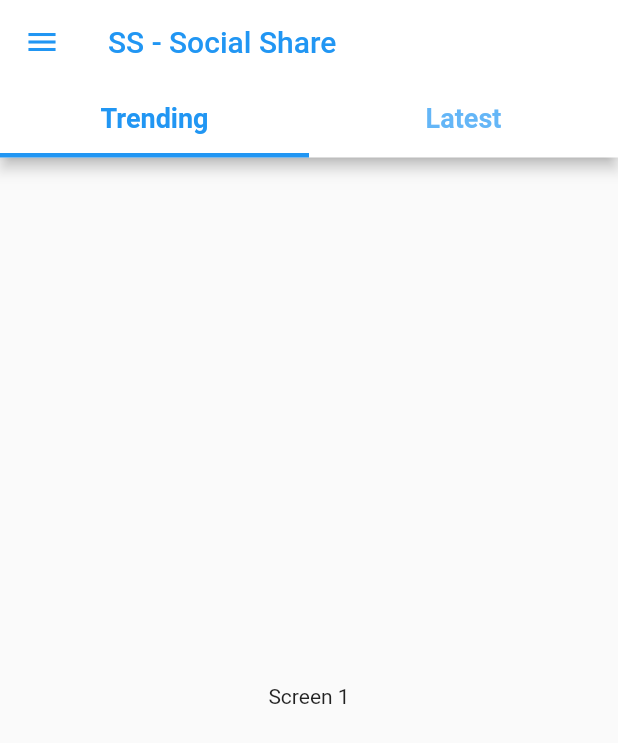
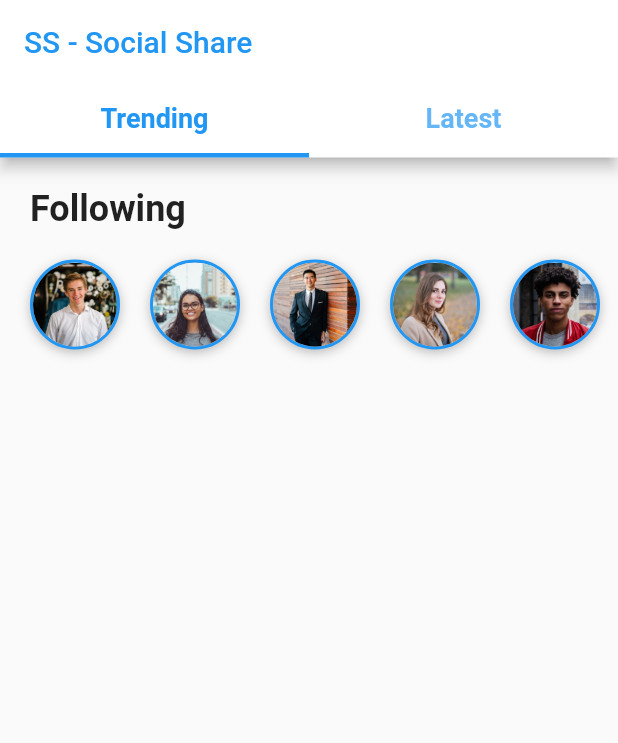
Before and after one commit to jecode93/social_media_app, a Flutter app: the Home screen opened directly, on a phone screen of 412 x 824 dp. Shown: the top 743 px of the screen. Run offline on Flutter 3.47's test engine with Material 2 defaults, Android fonts, the phone set to English and light mode, and no system bars.

Commit message:
Following Users ListView

```diff
--- /dev/null
+++ b/lib/screens/following_users.dart
@@ -0,0 +1,68 @@
+import 'package:flutter/material.dart';
+import 'package:social_media_app/data/data.dart';
+import 'package:social_media_app/models/user_model.dart';
+
+class FollowingUsers extends StatelessWidget {
+  const FollowingUsers({Key? key}) : super(key: key);
+
+  @override
+  Widget build(BuildContext context) {
+    double profileHw = 60.0;
+
+    return Column(
+      crossAxisAlignment: CrossAxisAlignment.start,
+      children: [
+        Padding(
+          padding: const EdgeInsets.fromLTRB(20.0, 20.0, 20.0, 10.0),
+          child: Text(
+            'Following',
+            style: TextStyle(
+              fontSize: 24.0,
+              fontWeight: FontWeight.bold,
+            ),
+          ),
+        ),
+        Container(
+          height: 80.0,
+          child: ListView.builder(
+              padding: EdgeInsets.only(
+                left: 10.0,
+              ),
+              scrollDirection: Axis.horizontal,
+              itemCount: users.length,
+              itemBuilder: (context, index) {
+                User user = users[index];
+                return GestureDetector(
+                  onTap: () {},
+                  child: Container(
+                    margin: EdgeInsets.all(10.0),
+                    height: profileHw,
+                    width: profileHw,
+                    decoration: BoxDecoration(
+                      boxShadow: [
+                        BoxShadow(
+                          color: Colors.black26,
+                          offset: Offset(0, 2),
+                          blurRadius: 6.0,
+                        )
+                      ],
+                      shape: BoxShape.circle,
+                      border: Border.all(
+                          width: 2.0, color: Theme.of(context).primaryColor),
+                    ),
+                    child: ClipOval(
+                      child: Image(
+                        height: profileHw,
+                        width: profileHw,
+                        fit: BoxFit.cover,
+                        image: AssetImage(user.profileImageUrl.toString()),
+                      ),
+                    ),
+                  ),
+                );
+              }),
+        ),
+      ],
+    );
+  }
+}
--- a/lib/screens/home.dart
+++ b/lib/screens/home.dart
@@ -1,4 +1,5 @@
 import 'package:flutter/material.dart';
+import 'package:social_media_app/screens/following_users.dart';
 
 class Home extends StatefulWidget {
   Home({Key? key, required this.title}) : super(key: key);
@@ -39,15 +40,9 @@ class _HomeState extends State<Home> {
           ),
           backgroundColor: Colors.white,
         ),
-        drawer: Drawer(),
-        body: TabBarView(
+        body: ListView(
           children: [
-            Center(
-              child: Text('Screen 1'),
-            ),
-            Center(
-              child: Text('Screen 2'),
-            ),
+            FollowingUsers(),
           ],
         ),
       ),
```
Also changed, not shown: pubspec.lock, 1 other file.
